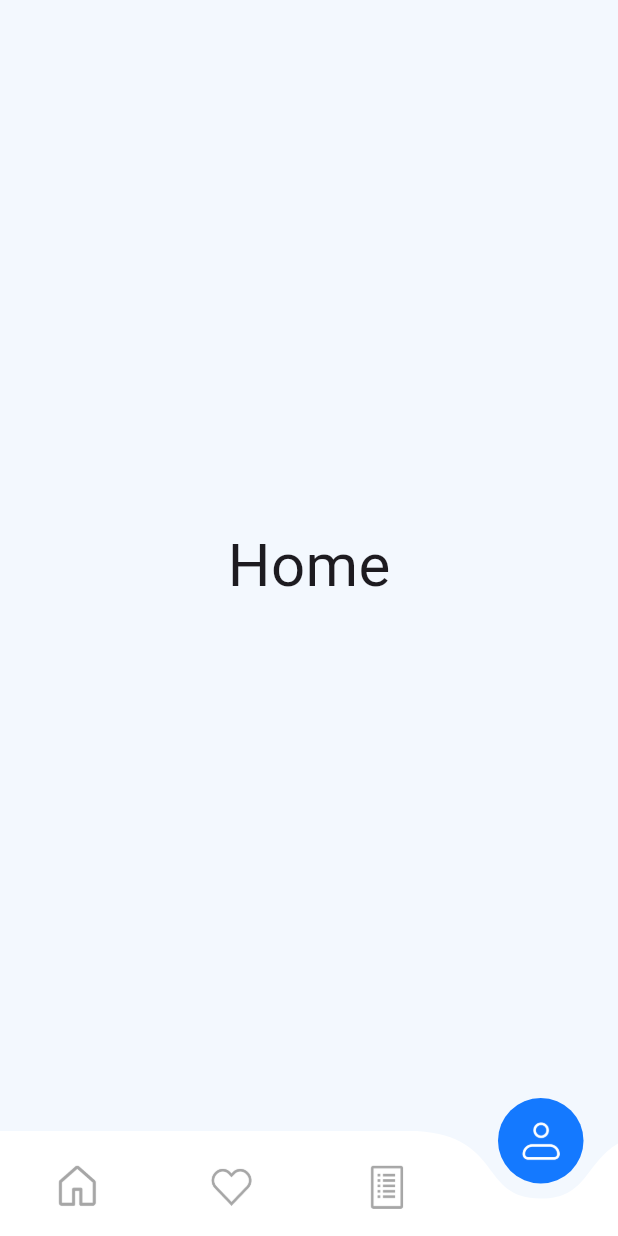
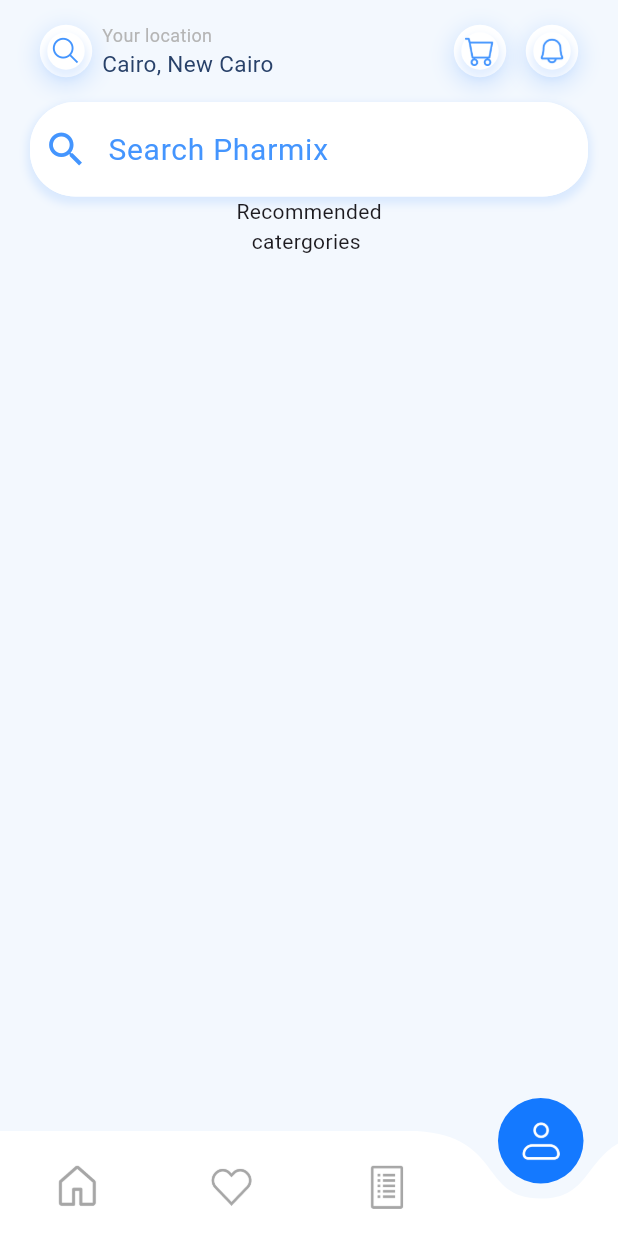
Before and after one commit to OmarSamirz/Pharmix, a Flutter app: the screen it shows after launch, item 4 of the bottom bar chosen, on a phone screen of 412 x 824 dp. Run offline on Flutter 3.47's test engine with Material 3 defaults, Android fonts, the phone set to English and light mode, and no system bars; drawn by our look-alikes of curved_navigation_bar; our stand-ins replace page_transition.

Commit message:
Before discussion

```diff
--- a/lib/main.dart
+++ b/lib/main.dart
@@ -1,5 +1,4 @@
 import 'package:flutter/material.dart';
-// import 'package:pharmix/screens/search_screen.dart';
 // import 'package:pharmix/screens/start_screen.dart';
 import 'package:pharmix/screens/tab_screen.dart';
 
@@ -16,7 +15,6 @@ class MyApp extends StatelessWidget {
     return const MaterialApp(
       home: TabScreen(),
       // home: StartScreen(),
-      // home: SearchScreen(),
     );
   }
 }
--- a/lib/screens/home_screen.dart
+++ b/lib/screens/home_screen.dart
@@ -1,4 +1,8 @@
 import 'package:flutter/material.dart';
+import 'package:pharmix/Utilities/colors.dart';
+import 'package:pharmix/Utilities/image_path.dart';
+import 'package:pharmix/widgets/custom_search_bar.dart';
+import 'package:pharmix/widgets/icon_component.dart';
 
 class HomeScreen extends StatefulWidget {
   const HomeScreen({
@@ -14,15 +18,47 @@ class HomeScreen extends StatefulWidget {
 class _HomeScreen extends State<HomeScreen> {
   @override
   Widget build(BuildContext context) {
-    return const Scaffold(
+    return Scaffold(
       backgroundColor: Colors.transparent,
       body: SafeArea(
-        child: Center(
-          child: Text(
-            'Home',
-            style: TextStyle(
-              fontSize: 40,
-            ),
+        child: Padding(
+          padding: const EdgeInsets.fromLTRB(20, 10, 20, 0),
+          child: Column(
+            children: [
+              Row(
+                children: [
+                  IconComponent(icon: searchIcon),
+                  Column(
+                    crossAxisAlignment: CrossAxisAlignment.start,
+                    children: [
+                      Text(
+                        'Your location',
+                        style: TextStyle(
+                          color: fifthTextColor,
+                          fontSize: 12,
+                        ),
+                      ),
+                      Text(
+                        'Cairo, New Cairo',
+                        style: TextStyle(
+                          color: primaryTextColor,
+                          fontSize: 15,
+                        ),
+                      ),
+                    ],
+                  ),
+                  const Spacer(),
+                  IconComponent(icon: cartIcon),
+                  IconComponent(icon: notificationIcon),
+                ],
+              ),
+              const Padding(
+                padding: EdgeInsets.only(top: 10, bottom: 0),
+                child: CustomSearchBar(isClick: true),
+              ),
+              const Text('Recommended'),
+              const Text('catergories '),
+            ],
           ),
         ),
       ),
--- a/lib/widgets/custom_app_bar.dart
+++ b/lib/widgets/custom_app_bar.dart
@@ -97,6 +97,7 @@ class CustomAppBar extends StatelessWidget implements PreferredSizeWidget {
                             padding: EdgeInsets.only(bottom: 12.0),
                             child: CustomSearchBar(
                               isClick: false,
+                              showKeyboard: true,
                             ),
                           ),
                         ),
--- a/lib/widgets/custom_search_bar.dart
+++ b/lib/widgets/custom_search_bar.dart
@@ -1,7 +1,7 @@
 import 'package:flutter/material.dart';
 import 'package:page_transition/page_transition.dart';
 import 'package:pharmix/Utilities/util.dart';
-import 'package:pharmix/screens/signin_screen.dart';
+import 'package:pharmix/screens/search_screen.dart';
 
 class CustomSearchBar extends StatelessWidget {
   const CustomSearchBar({
@@ -21,8 +21,7 @@ class CustomSearchBar extends StatelessWidget {
       child: InkWell(
         onTap: () {
           if (!isClick) return;
-          goToScreen(
-              context, const SignInScreen(), PageTransitionType.rightToLeft);
+          goToScreen(context, const SearchScreen(), PageTransitionType.fade);
         },
         overlayColor:
             MaterialStateColor.resolveWith((states) => Colors.transparent),
```
